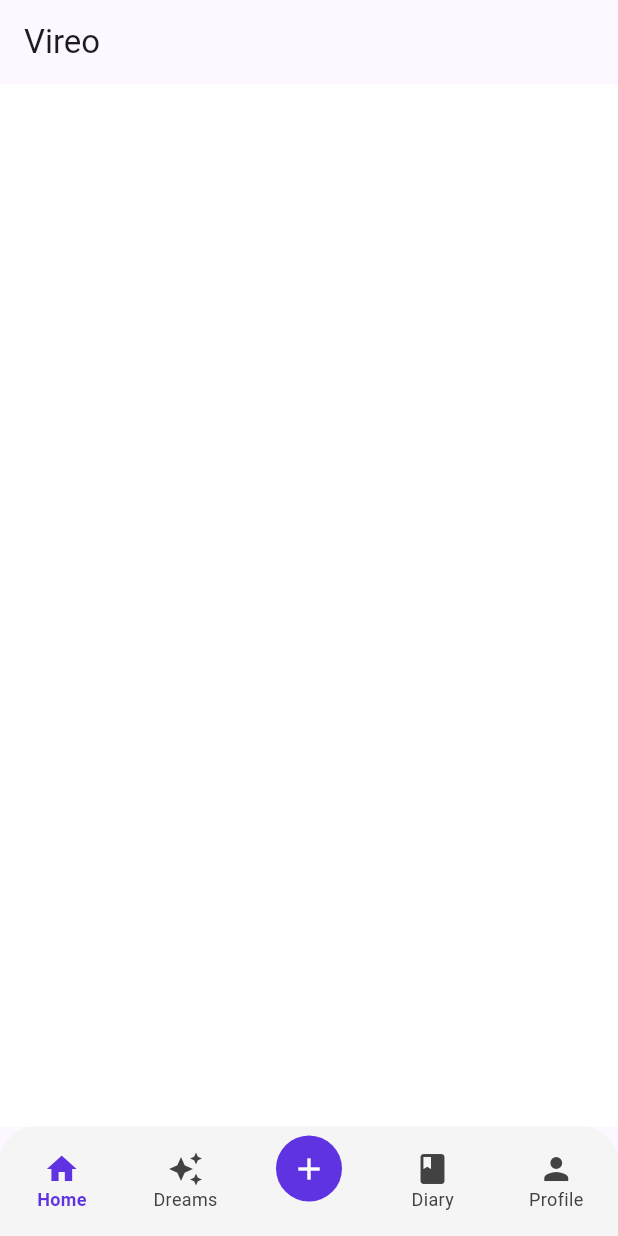
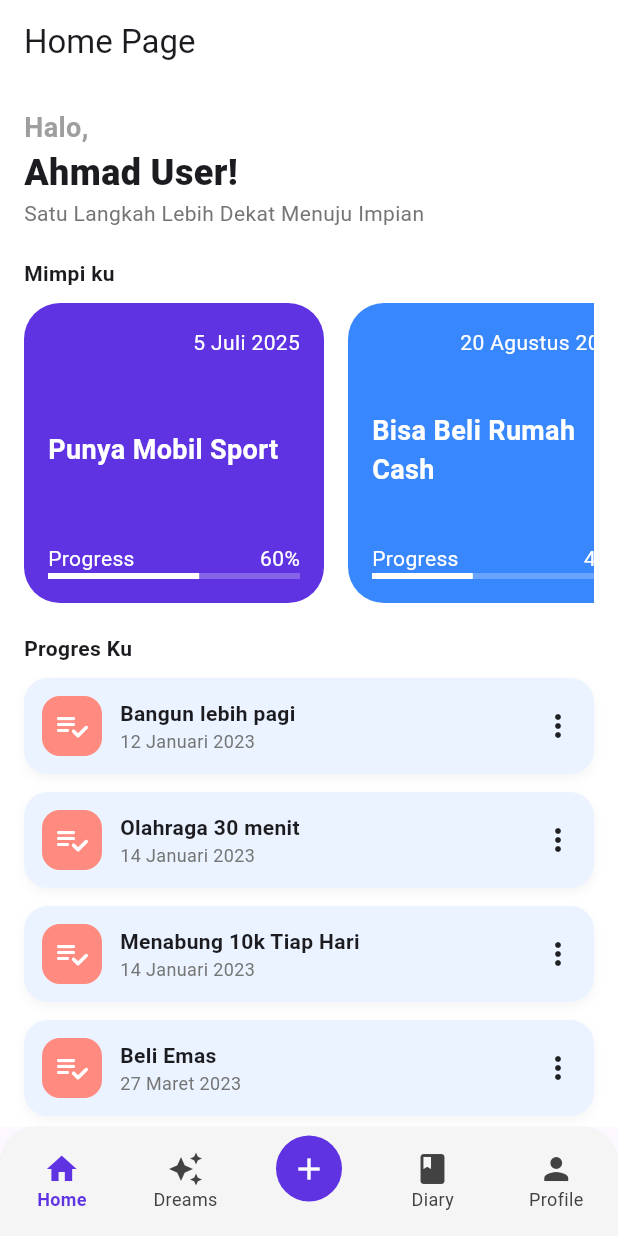
Before and after one commit to Firrizqia/Vireo-DreamListAPK, a Flutter app: the screen it shows after launch, on a phone screen of 412 x 824 dp. Run offline on Flutter 3.47's test engine with Material 3 defaults, Android fonts, the phone set to English and light mode, and no system bars.

Commit message:
Perubahan homepage dan main

```diff
--- a/lib/constants/primary_colors.dart
+++ b/lib/constants/primary_colors.dart
@@ -1,3 +1,5 @@
 import 'package:flutter/material.dart';
 
 const Color primaryColor = Color(0xFF5F33E1);
+const Color secondaryColor = Color(0xFF3987FD);
+const Color accentColor = Color(0xFFEAF3FF);
--- a/lib/main.dart
+++ b/lib/main.dart
@@ -19,6 +19,8 @@
       theme: ThemeData(
         colorScheme: ColorScheme.fromSeed(seedColor: primaryColor),
         useMaterial3: true,
+        highlightColor: Colors.transparent,
+
       ),
       home: const MainScreen(),
       debugShowCheckedModeBanner: false,
@@ -88,7 +90,6 @@
   @override
   Widget build(BuildContext context) {
     return Scaffold(
-      appBar: AppBar(title: const Text('Vireo')),
       body: _selectedIndex == 2 ? _pages[0] : _pages[_selectedIndex],
       bottomNavigationBar: ClipRRect(
         borderRadius: const BorderRadius.only(
--- a/lib/screen/home_page.dart
+++ b/lib/screen/home_page.dart
@@ -1,4 +1,5 @@
 import 'package:flutter/material.dart';
+import 'package:vireo/constants/primary_colors.dart';
 
 class HomePage extends StatefulWidget {
   const HomePage({super.key});
@@ -12,18 +13,195 @@
   Widget build(BuildContext context) {
     return Scaffold(
       backgroundColor: Colors.white,
+      appBar: AppBar(
+        title: Text('Home Page'),
+        backgroundColor: Colors.white,
+      ),
       body: SafeArea(
-        child: Padding(
+        child: SingleChildScrollView(
           padding: const EdgeInsets.all(16.0),
           child: Column(
             crossAxisAlignment: CrossAxisAlignment.start,
             children: [
-
+              _buildHeader(),
+              const SizedBox(height: 20),
+              Text('Mimpi ku', style: TextStyle(fontWeight: FontWeight.w600)),
+              const SizedBox(height: 10),
+              _buildDreamList(),
+              const SizedBox(height: 20),
+              Text('Progres Ku', style: TextStyle(fontWeight: FontWeight.w600)),
+              const SizedBox(height: 10),
+              _buildProgressList(),
             ],
-
           ),
         ),
       ),
     );
   }
 }
+
+Widget _buildHeader() {
+  return Column(
+    crossAxisAlignment: CrossAxisAlignment.start,
+    children: [
+      Text(
+        'Halo,',
+        style: TextStyle(
+          fontSize: 18,
+          fontWeight: FontWeight.w600,
+          color: Colors.grey,
+        ),
+      ),
+      Text(
+        'Ahmad User!',
+        style: TextStyle(fontSize: 24, fontWeight: FontWeight.w900),
+      ),
+      Text(
+        'Satu Langkah Lebih Dekat Menuju Impian',
+        style: TextStyle(
+          fontSize: 14,
+          fontWeight: FontWeight.w400,
+          color: Colors.grey[600],
+        ),
+      ),
+    ],
+  );
+}
+
+final List<Map<String, dynamic>> dreams = [
+  {'date': '5 Juli 2025', 'title': 'Punya Mobil Sport', 'progress': 0.6},
+  {'date': '20 Agustus 2027', 'title': 'Bisa Beli Rumah Cash', 'progress': 0.4},
+  {'date': '12 Januari 2033', 'title': 'Pergi ke Planet Mars', 'progress': 0.1},
+  {'date': '21 Maret 2047', 'title': 'Pergi antar universe', 'progress': 0.0},
+];
+
+Widget _buildDreamList() {
+  return SizedBox(
+    height: 200,
+    child: ListView.builder(
+      scrollDirection: Axis.horizontal,
+      itemCount: dreams.length,
+      itemBuilder: (context, index) {
+        final dream = dreams[index];
+        final Color cardColor = index.isEven ? primaryColor : secondaryColor;
+        return _dreamCard(
+          dream['date'],
+          dream['title'],
+          dream['progress'],
+          cardColor,
+        );
+      },
+    ),
+  );
+}
+
+Widget _dreamCard(String date, String title, double progress, Color color) {
+  return Container(
+    width: 200,
+    margin: const EdgeInsets.only(right: 16),
+    padding: const EdgeInsets.all(16),
+    decoration: BoxDecoration(
+      color: color,
+      borderRadius: BorderRadius.circular(24),
+    ),
+    child: Column(
+      crossAxisAlignment: CrossAxisAlignment.start,
+      children: [
+        Align(
+          alignment: Alignment.topRight,
+          child: Text(date, style: TextStyle(color: Colors.white)),
+        ),
+        const Spacer(),
+        Text(
+          title,
+          style: TextStyle(
+            color: Colors.white,
+            fontSize: 18,
+            fontWeight: FontWeight.w600,
+          ),
+        ),
+        const Spacer(),
+        Row(
+          mainAxisAlignment: MainAxisAlignment.spaceBetween,
+          children: [
+            Text(
+              'Progress',
+              style: TextStyle(
+                color: Colors.white,
+                fontSize: 14,
+                fontWeight: FontWeight.w400,
+              ),
+            ),
+            Text(
+              '${(progress * 100).toInt()}%',
+              style: const TextStyle(color: Colors.white),
+            ),
+          ],
+        ),
+        LinearProgressIndicator(
+          value: progress,
+          backgroundColor: Colors.white24,
+          color: Colors.white,
+        ),
+      ],
+    ),
+  );
+}
+
+Widget _buildProgressList() {
+  return Column(
+    children: [
+      _progressItem('12 Januari 2023', 'Bangun lebih pagi'),
+      _progressItem('14 Januari 2023', 'Olahraga 30 menit'),
+      _progressItem('14 Januari 2023', 'Menabung 10k Tiap Hari'),
+      _progressItem('27 Maret 2023', 'Beli Emas'),
+    ],
+  );
+}
+
+Widget _progressItem(String date, String tittle) {
+  return Container(
+    margin: const EdgeInsets.only(bottom: 12),
+    padding: const EdgeInsets.all(12),
+    decoration: BoxDecoration(
+      color: accentColor,
+      borderRadius: BorderRadius.circular(16),
+      boxShadow: [
+        BoxShadow(
+          color: Colors.grey.shade100,
+          blurRadius: 5,
+          offset: const Offset(0, 3),
+        ),
+      ],
+    ),
+    child: Row(
+      children: [
+        Container(
+          padding: const EdgeInsets.all(8),
+          decoration: BoxDecoration(
+            color: Colors.redAccent.shade100,
+            borderRadius: BorderRadius.circular(12),
+          ),
+          child: const Icon(
+            Icons.playlist_add_check_rounded,
+            color: Colors.white,
+          ),
+        ),
+        const SizedBox(width: 12),
+        Expanded(
+          child: Column(
+            crossAxisAlignment: CrossAxisAlignment.start,
+            children: [
+              Text(tittle, style: TextStyle(fontWeight: FontWeight.bold)),
+              Text(
+                date,
+                style: TextStyle(color: Colors.grey.shade600, fontSize: 12),
+              ),
+            ],
+          ),
+        ),
+        const Icon(Icons.more_vert),
+      ],
+    ),
+  );
+}
--- a/lib/screen/profile_page.dart
+++ b/lib/screen/profile_page.dart
@@ -11,7 +11,7 @@
   @override
   Widget build(BuildContext context) {
     return Scaffold(
-      backgroundColor: Colors.blue
+      backgroundColor: Colors.white
     );
   }
 }
```
